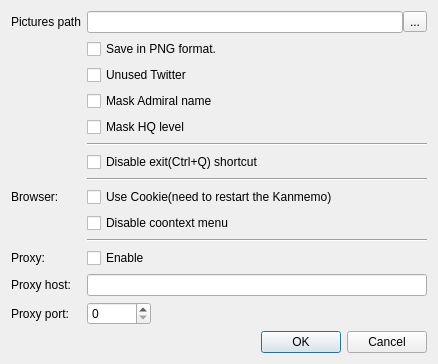
First picture: the form in settingsdialog.ui, repository ioriayane/KanmusuMemory, before the edit.
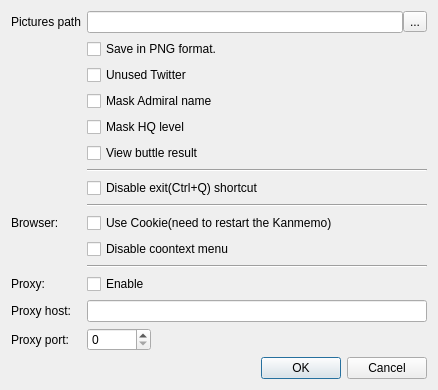
Second picture: the form after the edit. Icons and pictures are not drawn.

Commit message: add view buttle result

Patch:
```diff
--- a/settingsdialog.ui
+++ b/settingsdialog.ui
@@ -203,6 +203,13 @@
        </property>
       </widget>
      </item>
+     <item row="7" column="1">
+      <widget class="QCheckBox" name="viewButtleResultCheckBox">
+       <property name="text">
+        <string>View buttle result</string>
+       </property>
+      </widget>
+     </item>
     </layout>
    </item>
    <item>
```
The commit also changes 17 other files.
